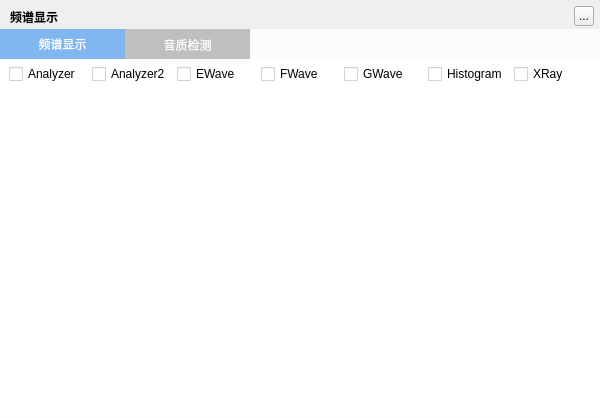
Greedysky/TTKMusicPlayer, file TTKCore/musicUiKits/musicToolsetsKits/musicspectrumwidget.ui: the form before one commit.
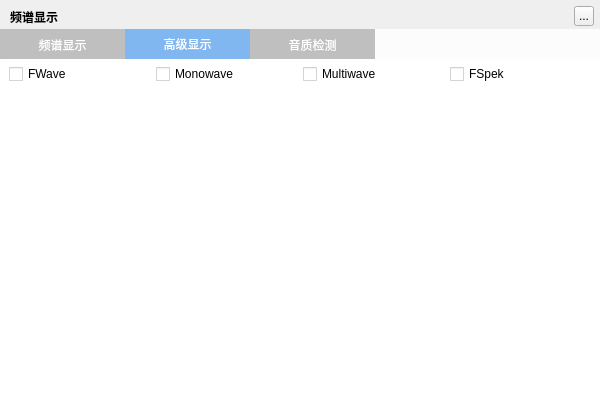
The form after the commit. The open tabs and pages were chosen to show the change.

Commit message: Add more music spectrum[948556]

```diff
--- a/TTKCore/musicUiKits/musicToolsetsKits/musicspectrumwidget.ui
+++ b/TTKCore/musicUiKits/musicToolsetsKits/musicspectrumwidget.ui
@@ -162,13 +162,6 @@
            </property>
           </widget>
          </item>
-         <item>
-          <widget class="QCheckBox" name="fwaveBox">
-           <property name="text">
-            <string>FWave</string>
-           </property>
-          </widget>
-         </item>
          <item>
           <widget class="QCheckBox" name="gwaveBox">
            <property name="text">
@@ -213,6 +206,104 @@
       </item>
      </layout>
     </widget>
+    <widget class="QWidget" name="spectrumPlusWidget">
+     <attribute name="title">
+      <string>高级显示</string>
+     </attribute>
+     <layout class="QVBoxLayout" name="spectrumPlusLayout">
+      <property name="spacing">
+       <number>0</number>
+      </property>
+      <property name="leftMargin">
+       <number>0</number>
+      </property>
+      <property name="topMargin">
+       <number>0</number>
+      </property>
+      <property name="rightMargin">
+       <number>0</number>
+      </property>
+      <property name="bottomMargin">
+       <number>0</number>
+      </property>
+      <item>
+       <widget class="QWidget" name="spectrumPlusFuncionts" native="true">
+        <property name="minimumSize">
+         <size>
+          <width>0</width>
+          <height>30</height>
+         </size>
+        </property>
+        <property name="maximumSize">
+         <size>
+          <width>16777215</width>
+          <height>30</height>
+         </size>
+        </property>
+        <layout class="QHBoxLayout" name="spectrumPlusFunciontsLayout">
+         <property name="leftMargin">
+          <number>9</number>
+         </property>
+         <property name="topMargin">
+          <number>0</number>
+         </property>
+         <property name="rightMargin">
+          <number>9</number>
+         </property>
+         <property name="bottomMargin">
+          <number>0</number>
+         </property>
+         <item>
+          <widget class="QCheckBox" name="fwaveBox">
+           <property name="text">
+            <string>FWave</string>
+           </property>
+          </widget>
+         </item>
+         <item>
+          <widget class="QCheckBox" name="monowaveBox">
+           <property name="text">
+            <string>Monowave</string>
+           </property>
+          </widget>
+         </item>
+         <item>
+          <widget class="QCheckBox" name="multiwaveBox">
+           <property name="text">
+            <string>Multiwave</string>
+           </property>
+          </widget>
+         </item>
+         <item>
+          <widget class="QCheckBox" name="fspekBox">
+           <property name="text">
+            <string>FSpek</string>
+           </property>
+          </widget>
+         </item>
+        </layout>
+       </widget>
+      </item>
+      <item>
+       <widget class="QWidget" name="spectrumPlusAreaWidget" native="true">
+        <layout class="QVBoxLayout" name="spectrumPlusAreaLayout">
+         <property name="spacing">
+          <number>2</number>
+         </property>
+         <property name="leftMargin">
+          <number>9</number>
+         </property>
+         <property name="topMargin">
+          <number>0</number>
+         </property>
+         <property name="bottomMargin">
+          <number>5</number>
+         </property>
+        </layout>
+       </widget>
+      </item>
+     </layout>
+    </widget>
     <widget class="QWidget" name="spekWidget">
      <attribute name="title">
       <string>音质检测</string>
```
Left out of the diff: 10 changed lines with no effect on the pictures. The commit also changes 2 other files.
